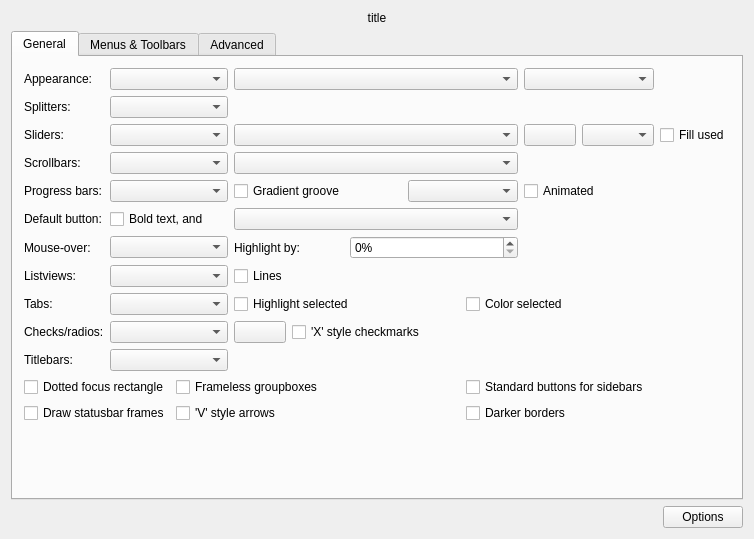
Above: config/qtcurveconfigbase.ui from QtCurve/qtcurve before the change. Below: the same form after it.
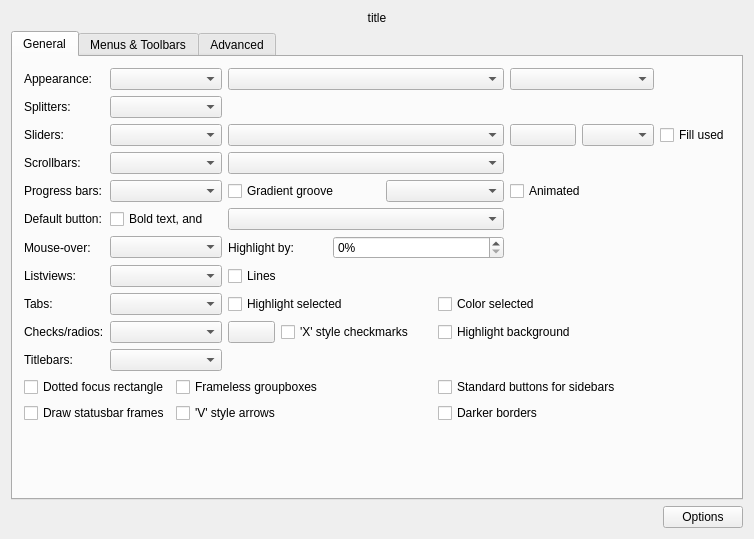
That is the form after the change. Custom widgets are drawn as their Qt base class.

Commit message: Add chec/radio highlight GUI

The edit to the form file:
```diff
--- a/config/qtcurveconfigbase.ui
+++ b/config/qtcurveconfigbase.ui
@@ -309,13 +309,20 @@
          </property>
         </widget>
        </item>
-       <item row="9" column="4" colspan="5" >
+       <item row="9" column="4" colspan="3" >
         <widget class="QCheckBox" name="xCheck" >
          <property name="text" >
           <string>'X' style checkmarks</string>
          </property>
         </widget>
        </item>
+       <item row="9" column="7" colspan="2" >
+        <widget class="QCheckBox" name="crHighlight" >
+         <property name="text" >
+          <string>Highlight background</string>
+         </property>
+        </widget>
+       </item>
        <item row="10" column="0" >
         <widget class="QLabel" name="textLabel1_8_2_3" >
          <property name="whatsThis" >
```
Left out of the diff: 1 changed line with no effect on the pictures. The commit also changes 1 other file.
